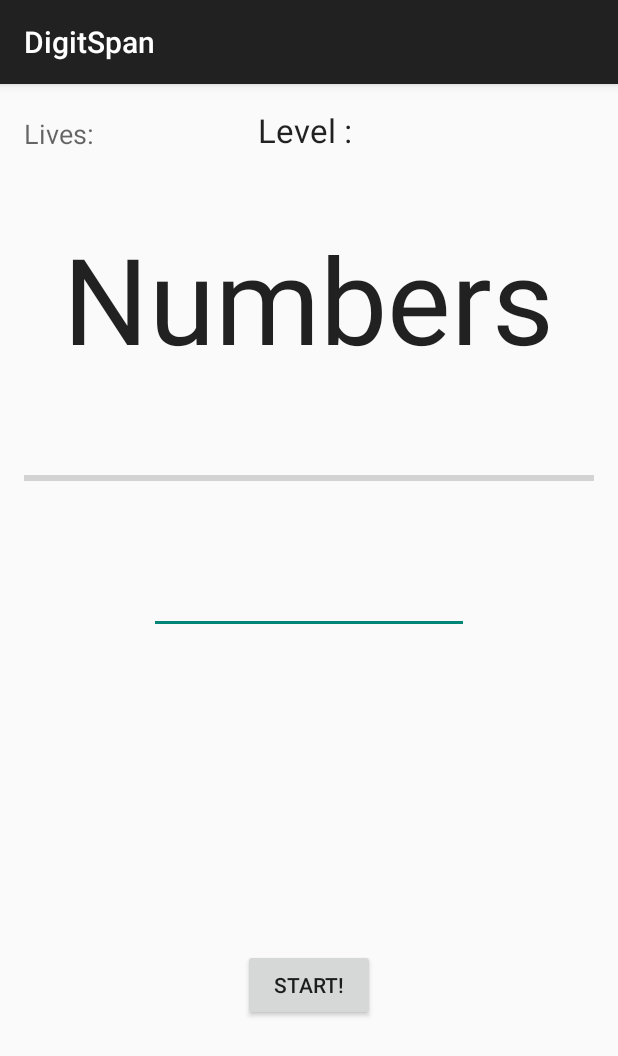
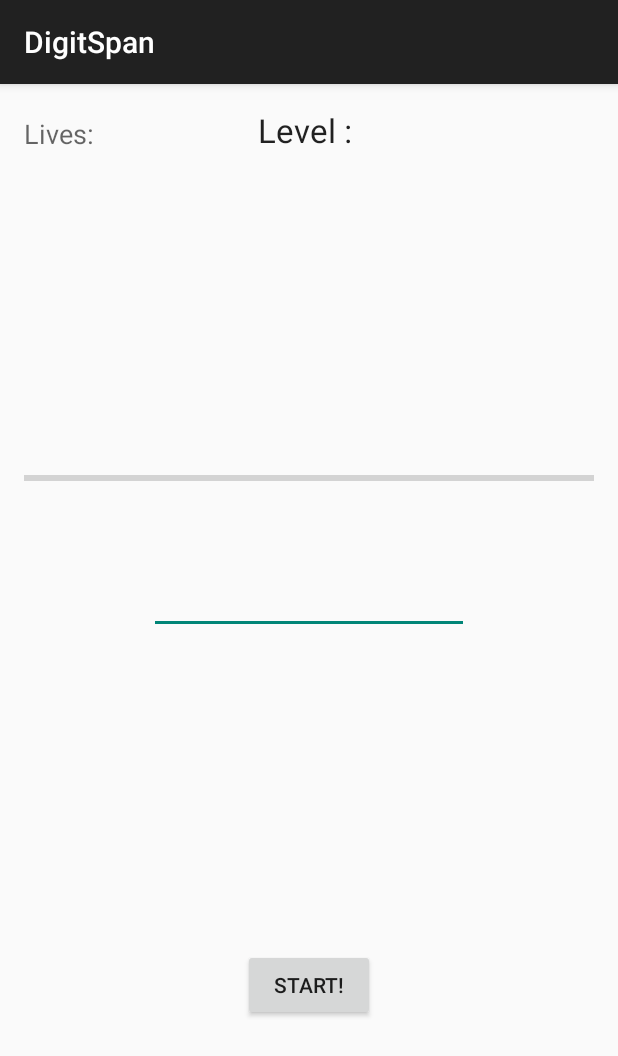
Before and after one commit to Seichis/DataGathering, an Android app: the DigitSpan screen opened directly, with no data from a screen before it, on a phone screen of 412 x 824 dp. Shown: the top 1056 px of the screen. Run offline under Robolectric (Android 15) with nearby library versions, the phone set to English and light mode, and no system bars.

Commit message:
ALL IN!!!

```diff
--- a/app/src/main/res/layout/activity_digit_span.xml
+++ b/app/src/main/res/layout/activity_digit_span.xml
@@ -20,7 +20,6 @@
         android:layout_width="wrap_content"
         android:layout_height="wrap_content"
         android:textAppearance="?android:attr/textAppearanceLarge"
-        android:text="Numbers"
         android:textSize="80sp"
         android:id="@+id/number_textView"
         android:layout_below="@+id/level_textView"
```
